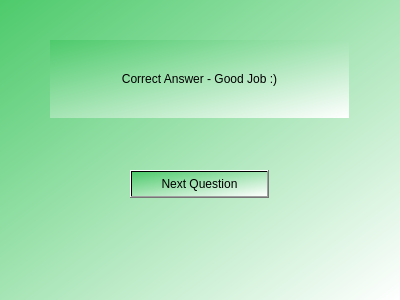
First picture: the form in View/CorrectScreen_2.ui, repository JakeH-32/Capstone, before the edit.
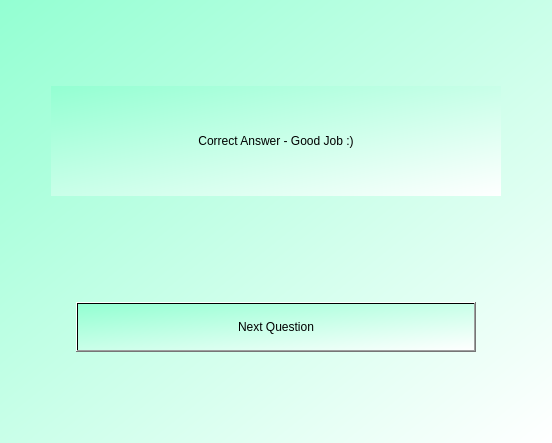
Second picture: the form after the edit.

Diff of the .ui file:
```diff
--- a/View/CorrectScreen_2.ui
+++ b/View/CorrectScreen_2.ui
@@ -6,8 +6,8 @@
    <rect>
     <x>0</x>
     <y>0</y>
-    <width>400</width>
-    <height>300</height>
+    <width>552</width>
+    <height>443</height>
    </rect>
   </property>
   <property name="windowTitle">
@@ -15,50 +15,200 @@
   </property>
   <property name="styleSheet">
    <string notr="true">QWidget{
-background-color:qlineargradient(spread:pad, x1:0, y1:0, x2:1, y2:1, stop:0 rgba(77, 202, 107, 255), stop:1 rgba(255, 255, 255, 255))
+background-color:qlineargradient(spread:pad, x1:0, y1:0, x2:1, y2:1, stop:0 rgb(147, 255, 210), stop:1 rgba(255, 255, 255, 255))
 }</string>
   </property>
-  <widget class="QLabel" name="QuestionLabel">
-   <property name="geometry">
-    <rect>
-     <x>50</x>
-     <y>40</y>
-     <width>299</width>
-     <height>78</height>
-    </rect>
-   </property>
-   <property name="styleSheet">
-    <string notr="true">QWidget{
+  <layout class="QGridLayout" name="gridLayout">
+   <item row="3" column="0">
+    <layout class="QHBoxLayout" name="horizontalLayout_2">
+     <item>
+      <spacer name="horizontalSpacer_3">
+       <property name="orientation">
+        <enum>Qt::Horizontal</enum>
+       </property>
+       <property name="sizeType">
+        <enum>QSizePolicy::Minimum</enum>
+       </property>
+       <property name="sizeHint" stdset="0">
+        <size>
+         <width>40</width>
+         <height>20</height>
+        </size>
+       </property>
+      </spacer>
+     </item>
+     <item>
+      <widget class="QPushButton" name="submit">
+       <property name="minimumSize">
+        <size>
+         <width>300</width>
+         <height>30</height>
+        </size>
+       </property>
+       <property name="maximumSize">
+        <size>
+         <width>400</width>
+         <height>50</height>
+        </size>
+       </property>
+       <property name="styleSheet">
+        <string notr="true">QWidget{
 font: 25 12pt &quot;Calibri&quot;;
 background-color: &quot;lightgrey&quot;
 }</string>
-   </property>
-   <property name="text">
-    <string>Correct Answer - Good Job :)</string>
-   </property>
-   <property name="alignment">
-    <set>Qt::AlignCenter</set>
-   </property>
-  </widget>
-  <widget class="QPushButton" name="submit">
-   <property name="geometry">
-    <rect>
-     <x>130</x>
-     <y>170</y>
-     <width>139</width>
-     <height>28</height>
-    </rect>
-   </property>
-   <property name="styleSheet">
-    <string notr="true">QWidget{
+       </property>
+       <property name="text">
+        <string>Next Question</string>
+       </property>
+      </widget>
+     </item>
+     <item>
+      <spacer name="horizontalSpacer_4">
+       <property name="orientation">
+        <enum>Qt::Horizontal</enum>
+       </property>
+       <property name="sizeType">
+        <enum>QSizePolicy::Minimum</enum>
+       </property>
+       <property name="sizeHint" stdset="0">
+        <size>
+         <width>40</width>
+         <height>20</height>
+        </size>
+       </property>
+      </spacer>
+     </item>
+    </layout>
+   </item>
+   <item row="1" column="0">
+    <layout class="QHBoxLayout" name="horizontalLayout">
+     <item>
+      <spacer name="horizontalSpacer">
+       <property name="orientation">
+        <enum>Qt::Horizontal</enum>
+       </property>
+       <property name="sizeType">
+        <enum>QSizePolicy::Minimum</enum>
+       </property>
+       <property name="sizeHint" stdset="0">
+        <size>
+         <width>40</width>
+         <height>20</height>
+        </size>
+       </property>
+      </spacer>
+     </item>
+     <item>
+      <widget class="QLabel" name="QuestionLabel">
+       <property name="minimumSize">
+        <size>
+         <width>450</width>
+         <height>100</height>
+        </size>
+       </property>
+       <property name="maximumSize">
+        <size>
+         <width>900</width>
+         <height>400</height>
+        </size>
+       </property>
+       <property name="styleSheet">
+        <string notr="true">QWidget{
 font: 25 12pt &quot;Calibri&quot;;
 background-color: &quot;lightgrey&quot;
 }</string>
-   </property>
-   <property name="text">
-    <string>Next Question</string>
-   </property>
-  </widget>
+       </property>
+       <property name="text">
+        <string>Correct Answer - Good Job :)</string>
+       </property>
+       <property name="alignment">
+        <set>Qt::AlignCenter</set>
+       </property>
+      </widget>
+     </item>
+     <item>
+      <spacer name="horizontalSpacer_2">
+       <property name="orientation">
+        <enum>Qt::Horizontal</enum>
+       </property>
+       <property name="sizeType">
+        <enum>QSizePolicy::Minimum</enum>
+       </property>
+       <property name="sizeHint" stdset="0">
+        <size>
+         <width>40</width>
+         <height>20</height>
+        </size>
+       </property>
+      </spacer>
+     </item>
+    </layout>
+   </item>
+   <item row="0" column="0">
+    <spacer name="verticalSpacer">
+     <property name="orientation">
+      <enum>Qt::Vertical</enum>
+     </property>
+     <property name="sizeType">
+      <enum>QSizePolicy::Minimum</enum>
+     </property>
+     <property name="sizeHint" stdset="0">
+      <size>
+       <width>20</width>
+       <height>75</height>
+      </size>
+     </property>
+    </spacer>
+   </item>
+   <item row="2" column="0">
+    <spacer name="verticalSpacer_3">
+     <property name="orientation">
+      <enum>Qt::Vertical</enum>
+     </property>
+     <property name="sizeType">
+      <enum>QSizePolicy::Minimum</enum>
+     </property>
+     <property name="sizeHint" stdset="0">
+      <size>
+       <width>20</width>
+       <height>100</height>
+      </size>
+     </property>
+    </spacer>
+   </item>
+   <item row="5" column="0">
+    <spacer name="verticalSpacer_2">
+     <property name="orientation">
+      <enum>Qt::Vertical</enum>
+     </property>
+     <property name="sizeType">
+      <enum>QSizePolicy::Minimum</enum>
+     </property>
+     <property name="sizeHint" stdset="0">
+      <size>
+       <width>20</width>
+       <height>40</height>
+      </size>
+     </property>
+    </spacer>
+   </item>
+   <item row="4" column="0">
+    <spacer name="verticalSpacer_4">
+     <property name="orientation">
+      <enum>Qt::Vertical</enum>
+     </property>
+     <property name="sizeType">
+      <enum>QSizePolicy::Minimum</enum>
+     </property>
+     <property name="sizeHint" stdset="0">
+      <size>
+       <width>20</width>
+       <height>40</height>
+      </size>
+     </property>
+    </spacer>
+   </item>
+  </layout>
  </widget>
  <resources/>
  <connections/>
```
Left out of the diff: 4 changed lines with no effect on the pictures.
